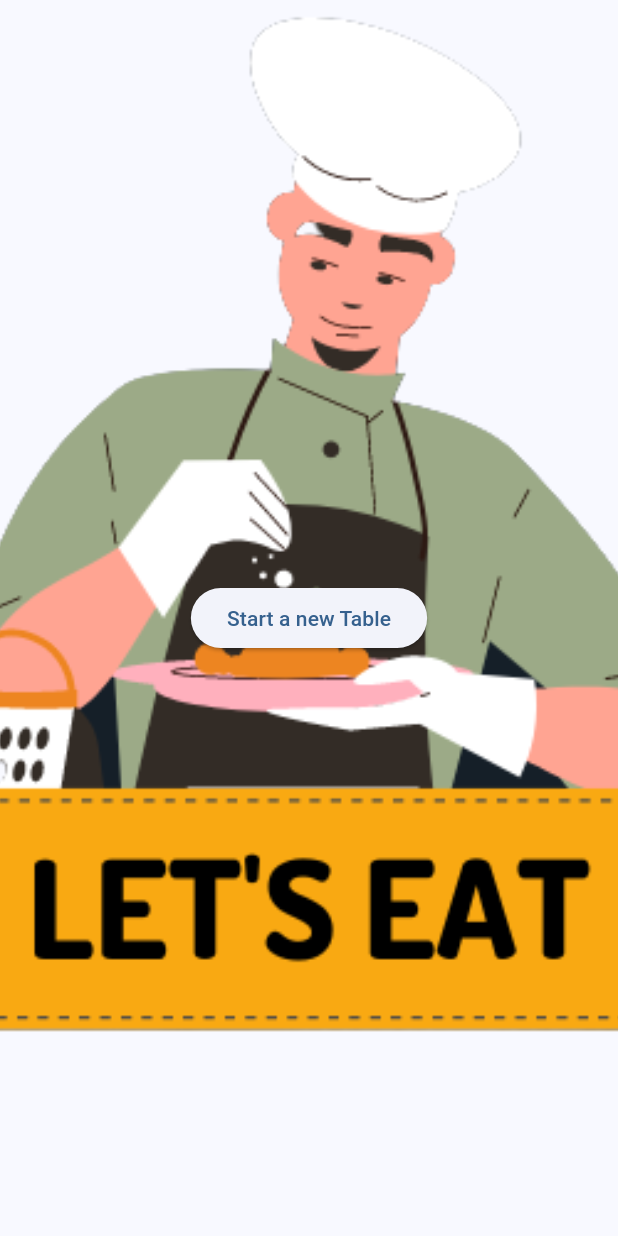
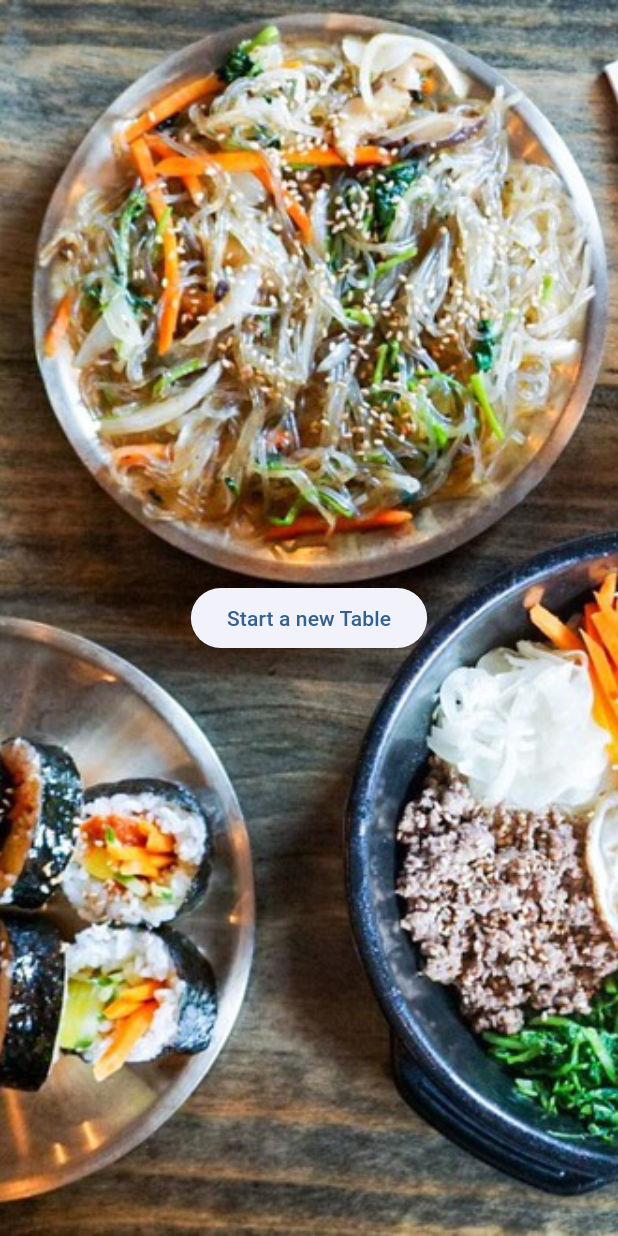
Before and after one commit to CameronCrupper/Lets_Eat, a Flutter app: the TablesPage screen opened directly, on a phone screen of 412 x 824 dp. Run offline on Flutter 3.47's test engine with Material 2 defaults, Android fonts, the phone set to English and light mode, and no system bars; our stand-ins replace cloud_firestore, email_validator, firebase_auth, firebase_core, flutter_riverpod, flutter_signin_button and 2 more; accounts and stored records are empty.

Commit message:
fixed it

```diff
--- a/lib/screens/tables_page.dart
+++ b/lib/screens/tables_page.dart
@@ -34,7 +34,7 @@ class _TablesPageState extends ConsumerState<TablesPage> {
                 alignment: Alignment.center,
                 decoration: const BoxDecoration(
                   image: DecorationImage(
-                    image: AssetImage('assets/images/Logo1.png'),
+                    image: AssetImage('assets/images/test.png'),
                     fit: BoxFit.cover,
                   ),
                 ),
```
